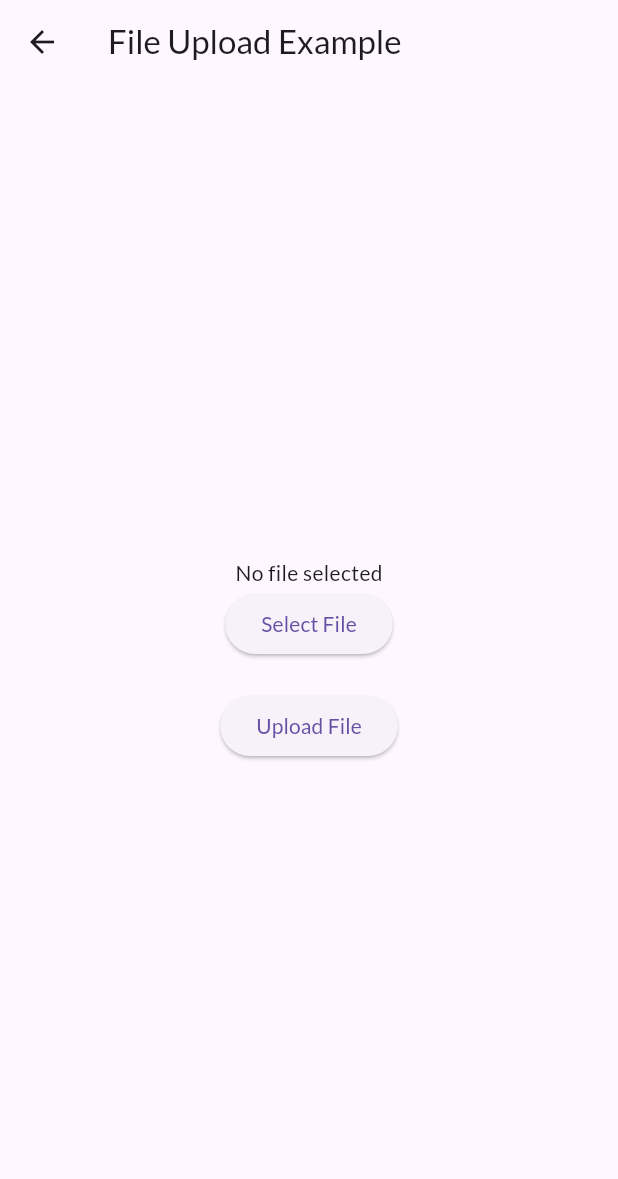
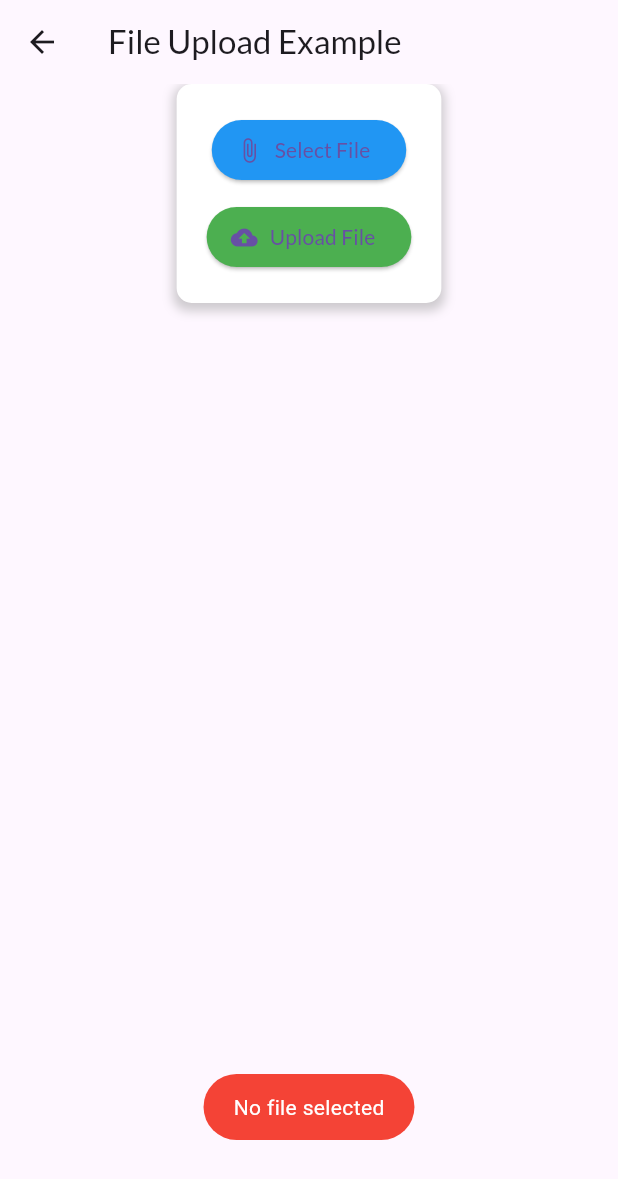
Before and after one commit to RakeshKumarSenapati/Staff_task_management, a Flutter app: the Report screen opened directly, after a tap on "Upload File", on a phone screen of 412 x 824 dp. Shown: the top 1179 px of the screen. Run offline on Flutter 3.47's test engine with Material 3 defaults, Android fonts, the light colour scheme and no system bars; our stand-ins replace animate_do, date_field, dio, file_picker, flutter_svg, fluttertoast and 4 more; missing offline and left inert: flutter_pdfview, flutter_phone_direct_caller, mobile_scanner, qr_scanner_overlay; accounts and stored records are empty; network calls fail.

Commit message:
all changes

```diff
--- a/lib/mobile/Report_Upload.dart
+++ b/lib/mobile/Report_Upload.dart
@@ -1,18 +1,56 @@
+import 'dart:convert';
 import 'dart:io';
+
+import 'package:animate_do/animate_do.dart';
 import 'package:flutter/material.dart';
+import 'package:flutter_application_1/Attendenanceprev.dart';
+import 'package:flutter_application_1/mobile/pdfView.dart';
+import 'package:fluttertoast/fluttertoast.dart';
 import 'package:file_picker/file_picker.dart';
-import 'package:fluttertoast/fluttertoast.dart';
 import 'package:http/http.dart' as http;
 import 'package:shared_preferences/shared_preferences.dart';
 
 class Report extends StatefulWidget {
   @override
-  _Report createState() => _Report();
+  _ReportState createState() => _ReportState();
 }
 
-class _Report extends State<Report> {
+class _ReportState extends State<Report> {
   File? _selectedFile;
   bool _isLoading = false;
+  List<dynamic> items = [];
+
+  @override
+  void initState() {
+    super.initState();
+    fetchData();
+  }
+
+  Future<List<dynamic>> fetchData() async {
+  SharedPreferences prefs = await SharedPreferences.getInstance();
+  String? userID = prefs.getString('userID');
+
+  if (userID == null) {
+    throw Exception('UserID not found in SharedPreferences');
+  }
+
+  var url = Uri.parse('https://creativecollege.in/Flutter/Retrive_Report.php');
+  var response = await http.get(url);
+
+  if (response.statusCode == 200) {
+    List<dynamic> allItems = json.decode(response.body);
+
+    List<dynamic> filteredItems = allItems.where((item) => item['ID'] == userID).toList();
+    setState(() {
+      items=filteredItems;
+    });
+
+    return filteredItems;
+  } else {
+    throw Exception('Failed to load data');
+  }
+}
+
 
   void _selectFile() async {
     FilePickerResult? result = await FilePicker.platform.pickFiles();
@@ -23,7 +61,6 @@ class _Report extends State<Report> {
       });
     }
   }
-
 
   Future<void> _uploadFile() async {
     setState(() {
@@ -36,20 +73,24 @@ class _Report extends State<Report> {
       if (fileExtension == 'pdf') {
         await uploadFile(_selectedFile!);
       } else {
-        Fluttertoast.showToast(
-          msg: 'Unsupported file format. Please select a PDF file.',
-          gravity: ToastGravity.BOTTOM,
-          backgroundColor: Colors.red,
-          textColor: Colors.white,
-        );
+        _showToast('Unsupported file format. Please select a PDF file.', Colors.red);
       }
     } else {
-      print('No file selected');
+      _showToast('No file selected', Colors.red);
     }
 
     setState(() {
       _isLoading = false;
     });
+  }
+
+  void _showToast(String message, Color backgroundColor) {
+    Fluttertoast.showToast(
+      msg: message,
+      gravity: ToastGravity.BOTTOM,
+      backgroundColor: backgroundColor,
+      textColor: Colors.white,
+    );
   }
 
   @override
@@ -59,36 +100,48 @@ class _Report extends State<Report> {
         title: Text('File Upload Example'),
       ),
       body: Center(
-        child: _isLoading
+        child: Column(
+          mainAxisAlignment: MainAxisAlignment.spaceBetween,
+          children: [
+            _isLoading
                 ? CircularProgressIndicator()
-            : Column(
-                mainAxisAlignment: MainAxisAlignment.center,
-                children: <Widget>[
-                  _selectedFile != null
-                      ? Column(
+                : FileUploader(
+                    selectedFile: _selectedFile,
+                    onSelectFile: _selectFile,
+                    onUploadFile: _uploadFile,
+                  ),
+            SizedBox(height: 20),
+            Expanded(
+              child: ListView.builder(
+                itemCount: items.length,
+                itemBuilder: (BuildContext context, int index) {
+                  return Card(
+                    elevation: 3,
+                    margin: EdgeInsets.all(8),
+                    child: ListTile(
+                      title: Text(items[index]['Filename'].toString()),
+                      subtitle: Column(
+                        crossAxisAlignment: CrossAxisAlignment.start,
                         children: [
-                            Row(
-                              mainAxisAlignment: MainAxisAlignment.center,
-                              children: [
-                                Icon(Icons.file_upload),
-                                SizedBox(width: 8),
-                                Text(
-                                  'File Name: ${_selectedFile!.path.split('/').last}',
-                                  style: TextStyle(fontSize: 16),
-                                ),
+                          Text('Uploaded : ${items[index]['Month']} ${items[index]['Year']}'),
+
                         ],
                       ),
-                          ],
-                        )
-                      : Text('No file selected'),
-                  ElevatedButton(
-                    onPressed: _selectFile,
-                    child: Text('Select File'),
+                      onTap: () {
+                        String name = items[index]['Filename'].toString();
+                        Navigator.push(
+                          context,
+                          MaterialPageRoute(
+                            builder: (context) => PDFViewer(
+                              url: "https://creativecollege.in/Flutter/Report/Pdflist.php?name=$name",
                             ),
-                  SizedBox(height: 20),
-                  ElevatedButton(
-                    onPressed: _uploadFile,
-                    child: Text('Upload File'),
+                          ),
+                        );
+                      },
+                    ),
+                  );
+                },
+              ),
             ),
           ],
         ),
@@ -97,6 +150,93 @@ class _Report extends State<Report> {
   }
 }
 
+class FileUploader extends StatelessWidget {
+  final File? selectedFile;
+  final VoidCallback onSelectFile;
+  final VoidCallback onUploadFile;
+
+  List<dynamic> items = [];
+
+  Future<void> fetchData() async {
+    var url =
+        Uri.parse('https://creativecollege.in/Flutter/Retrive_Report.php');
+
+    var response = await http.get(url);
+
+    if (response.statusCode == 200) {
+
+        items = json.decode(response.body);
+    } else {
+      print('Failed to load data');
+    }
+  }
+
+
+   FileUploader({
+    Key? key,
+    required this.selectedFile,
+    required this.onSelectFile,
+    required this.onUploadFile,
+  }) : super(key: key);
+
+  @override
+  Widget build(BuildContext context) {
+    return Column(
+      children: [
+         Container(
+      padding: EdgeInsets.all(20),
+      decoration: BoxDecoration(
+        borderRadius: BorderRadius.circular(10),
+        color: Colors.white,
+        boxShadow: [
+          BoxShadow(
+            color: Colors.grey.withOpacity(0.5),
+            spreadRadius: 2,
+            blurRadius: 5,
+            offset: Offset(0, 3), // changes position of shadow
+          ),
+        ],
+      ),
+      child: Column(
+        mainAxisAlignment: MainAxisAlignment.center,
+        mainAxisSize: MainAxisSize.min,
+        children: <Widget>[
+          if (selectedFile != null)
+            Padding(
+              padding: EdgeInsets.symmetric(vertical: 10),
+              child: Text(
+                '     ${selectedFile!.path.split('/').last}',
+                style: TextStyle(
+                  fontSize: 16,
+                  fontWeight: FontWeight.bold,
+                ),
+              ),
+            ),
+          ElevatedButton.icon(
+            onPressed: onSelectFile,
+            icon: Icon(Icons.attach_file),
+            label: Text('Select File'),
+            style: ElevatedButton.styleFrom(
+              primary: Colors.blue,
+            ),
+          ),
+          SizedBox(height: 10),
+          ElevatedButton.icon(
+            onPressed: onUploadFile,
+            icon: Icon(Icons.cloud_upload),
+            label: Text('Upload File'),
+            style: ElevatedButton.styleFrom(
+              primary: Colors.green,
+            ),
+          ),
+        ],
+      ),
+    )
+
+      ]
+    );
+  }
+}
 
 Future<void> uploadFile(File file) async {
   SharedPreferences prefs = await SharedPreferences.getInstance();
```
Also changed, not shown: lib/mobile/pdfView.dart (+13 -2 lines), lib/staff_leave.dart (+4 -5 lines), lib/main.dart (line endings or trailing spaces). Lines whose indentation alone changed are shown as unchanged.
